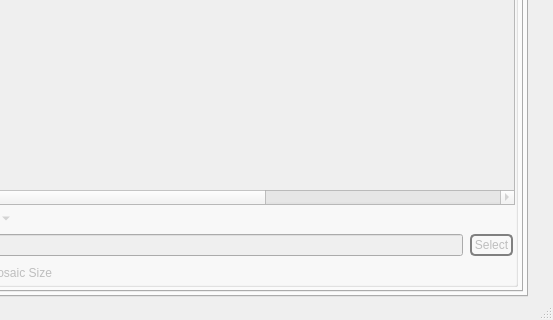
Before: the Qt Designer form branches/trunk/GoldBug-UI/controlcenter.ui in textbrowser/spot-on, drawn with Qt 5; both pictures show x 167 to 720 and y 599 to 919 of the 720 by 919 pixel window.
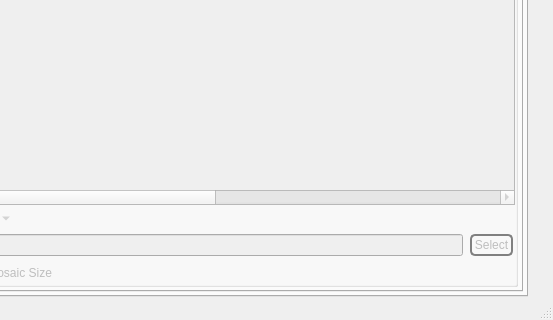
After: the same form once the commit is applied. The open tabs and pages were chosen to show the change. Icons and pictures are not drawn. Custom widgets are drawn as their Qt base class.

Commit message: Display expected file hashes. Colors.

```diff
--- a/branches/trunk/GoldBug-UI/controlcenter.ui
+++ b/branches/trunk/GoldBug-UI/controlcenter.ui
@@ -3439,6 +3439,11 @@
                    <string>SHA-1 Hash</string>
                   </property>
                  </column>
+                 <column>
+                  <property name="text">
+                   <string>Expected SHA-1 Hash</string>
+                  </property>
+                 </column>
                  <column>
                   <property name="text">
                    <string>OID</string>
```
Left out of the diff: 10 changed lines with no effect on the pictures. The commit also changes 5 other files.
